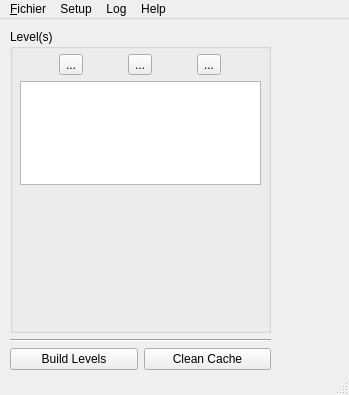
Old version of the form BatchLightUE4/Ressources/MainWindows.ui in the repository shenyu0403/BatchBuildLightUE4.
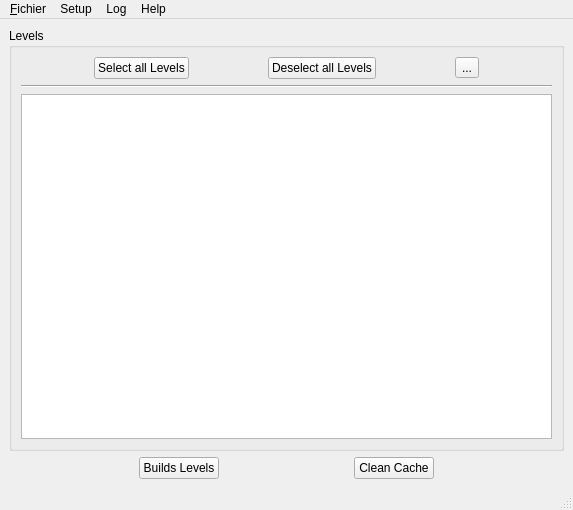
New version of the form.

Commit message: Generate a final layout

Patch:
```diff
--- a/BatchLightUE4/Ressources/MainWindows.ui
+++ b/BatchLightUE4/Ressources/MainWindows.ui
@@ -6,75 +6,101 @@
    <rect>
     <x>0</x>
     <y>0</y>
-    <width>349</width>
-    <height>395</height>
+    <width>573</width>
+    <height>510</height>
    </rect>
   </property>
   <property name="windowTitle">
    <string>MainWindow</string>
   </property>
   <widget class="QWidget" name="centralwidget">
-   <widget class="QWidget" name="verticalLayoutWidget_2">
-    <property name="geometry">
-     <rect>
-      <x>10</x>
-      <y>10</y>
-      <width>261</width>
-      <height>341</height>
-     </rect>
-    </property>
     <layout class="QVBoxLayout" name="verticalLayout_2">
      <item>
-      <widget class="QGroupBox" name="levels">
-       <property name="title">
-        <string>Level(s)</string>
-       </property>
-       <widget class="QWidget" name="verticalLayoutWidget">
-        <property name="geometry">
-         <rect>
-          <x>10</x>
-          <y>25</y>
-          <width>241</width>
-          <height>131</height>
-         </rect>
-        </property>
         <layout class="QVBoxLayout" name="verticalLayout">
-         <property name="spacing">
-          <number>6</number>
-         </property>
+      <item>
+       <widget class="QGroupBox" name="groupBox">
+        <property name="title">
+         <string>Levels</string>
+        </property>
+        <layout class="QGridLayout" name="gridLayout">
+         <item row="0" column="0">
+          <layout class="QVBoxLayout" name="levelsLayout">
          <item>
-          <layout class="QHBoxLayout" name="horizontalLayout">
+            <layout class="QHBoxLayout" name="toolsLevelsLayout">
            <item>
-            <widget class="QToolButton" name="btn_select">
+              <spacer name="horizontalSpacer_4">
+               <property name="orientation">
+                <enum>Qt::Horizontal</enum>
+               </property>
+               <property name="sizeHint" stdset="0">
+                <size>
+                 <width>40</width>
+                 <height>20</height>
+                </size>
+               </property>
+              </spacer>
+             </item>
+             <item>
+              <widget class="QPushButton" name="pushLevelsSelect">
              <property name="text">
-              <string>...</string>
+                <string>Select all Levels</string>
              </property>
             </widget>
            </item>
            <item>
-            <widget class="QToolButton" name="btn_deselect">
+              <spacer name="horizontalSpacer_5">
+               <property name="orientation">
+                <enum>Qt::Horizontal</enum>
+               </property>
+               <property name="sizeHint" stdset="0">
+                <size>
+                 <width>40</width>
+                 <height>20</height>
+                </size>
+               </property>
+              </spacer>
+             </item>
+             <item>
+              <widget class="QPushButton" name="pushLevelsDeselect">
              <property name="text">
-              <string>...</string>
+                <string>Deselect all Levels</string>
              </property>
             </widget>
            </item>
            <item>
-            <widget class="QToolButton" name="btn_edit">
+              <spacer name="horizontalSpacer_6">
+               <property name="orientation">
+                <enum>Qt::Horizontal</enum>
+               </property>
+               <property name="sizeHint" stdset="0">
+                <size>
+                 <width>40</width>
+                 <height>20</height>
+                </size>
+               </property>
+              </spacer>
+             </item>
+             <item>
+              <widget class="QToolButton" name="toolLevelsEdit">
              <property name="text">
               <string>...</string>
              </property>
             </widget>
            </item>
-          </layout>
-         </item>
          <item>
-          <widget class="QListView" name="listView"/>
-         </item>
-        </layout>
-       </widget>
-       <zorder>verticalLayoutWidget</zorder>
-       <zorder>horizontalLayoutWidget_3</zorder>
-      </widget>
+              <spacer name="horizontalSpacer_7">
+               <property name="orientation">
+                <enum>Qt::Horizontal</enum>
+               </property>
+               <property name="sizeHint" stdset="0">
+                <size>
+                 <width>40</width>
+                 <height>20</height>
+                </size>
+               </property>
+              </spacer>
+             </item>
+            </layout>
      </item>
      <item>
       <widget class="Line" name="line">
@@ -84,32 +110,82 @@
       </widget>
      </item>
      <item>
-      <layout class="QHBoxLayout" name="horizontalLayout_3">
+            <widget class="QListView" name="listLevels"/>
+           </item>
+          </layout>
+         </item>
+        </layout>
+        <zorder></zorder>
+        <zorder></zorder>
+       </widget>
+      </item>
        <item>
-        <widget class="QPushButton" name="pushButton">
+       <layout class="QHBoxLayout" name="toolsLayout">
+        <item>
+         <spacer name="horizontalSpacer">
+          <property name="orientation">
+           <enum>Qt::Horizontal</enum>
+          </property>
+          <property name="sizeHint" stdset="0">
+           <size>
+            <width>40</width>
+            <height>20</height>
+           </size>
+          </property>
+         </spacer>
+        </item>
+        <item>
+         <widget class="QPushButton" name="pushToolsBuils">
          <property name="text">
-          <string>Build Levels</string>
+           <string>Builds Levels</string>
          </property>
         </widget>
        </item>
        <item>
-        <widget class="QPushButton" name="pushButton_2">
+         <spacer name="horizontalSpacer_2">
+          <property name="orientation">
+           <enum>Qt::Horizontal</enum>
+          </property>
+          <property name="sizeHint" stdset="0">
+           <size>
+            <width>40</width>
+            <height>20</height>
+           </size>
+          </property>
+         </spacer>
+        </item>
+        <item>
+         <widget class="QPushButton" name="pushToolsCache">
          <property name="text">
           <string>Clean Cache</string>
          </property>
         </widget>
        </item>
+        <item>
+         <spacer name="horizontalSpacer_3">
+          <property name="orientation">
+           <enum>Qt::Horizontal</enum>
+          </property>
+          <property name="sizeHint" stdset="0">
+           <size>
+            <width>40</width>
+            <height>20</height>
+           </size>
+          </property>
+         </spacer>
+        </item>
       </layout>
      </item>
     </layout>
-   </widget>
+    </item>
+   </layout>
   </widget>
   <widget class="QMenuBar" name="menubar">
    <property name="geometry">
     <rect>
      <x>0</x>
      <y>0</y>
-     <width>349</width>
+     <width>573</width>
      <height>21</height>
     </rect>
    </property>
```
Lines whose indentation alone changed are shown as unchanged.
